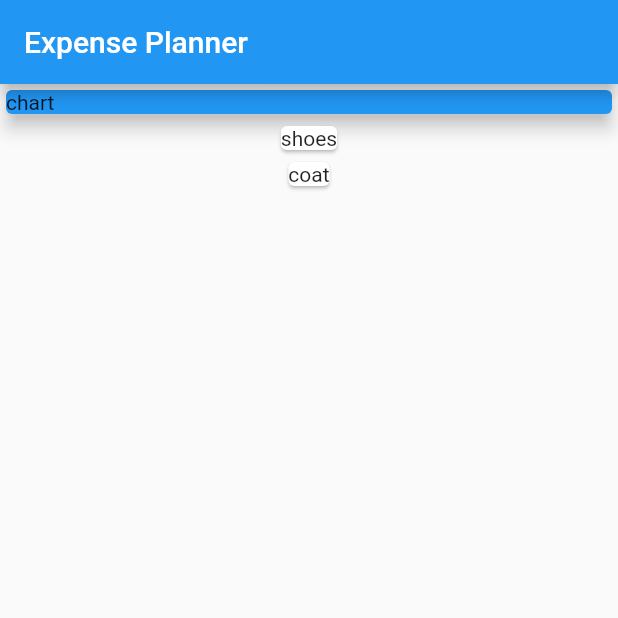
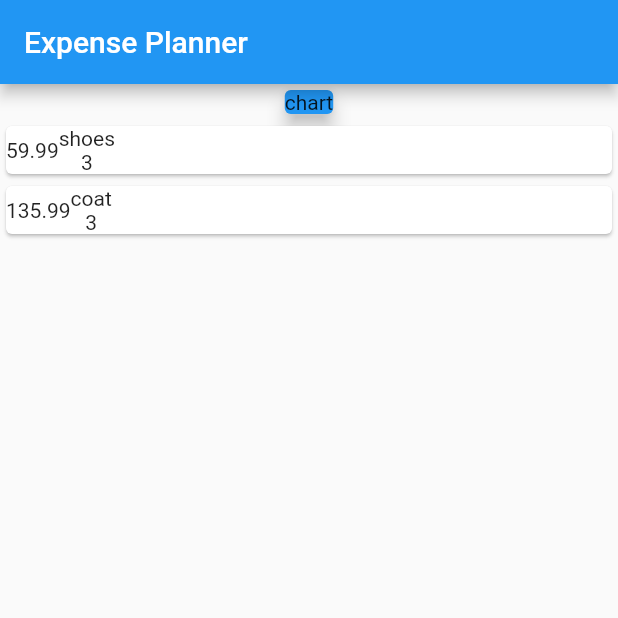
Before and after one commit to AdamTasma/flutter_expense_planner, a Flutter app: the screen it shows after launch, on a phone screen of 412 x 824 dp, the top half of it. Run offline on Flutter 3.47's test engine with Material 2 defaults, Android fonts, the phone set to English and light mode, and no system bars.

Commit message:
trying to get framing right

```diff
--- a/lib/main.dart
+++ b/lib/main.dart
@@ -40,7 +40,7 @@ class MyHomePage extends StatelessWidget {
         crossAxisAlignment: CrossAxisAlignment.center,
         children: <Widget>[
           Container(
-            width: double.infinity,
+//            width: double.infinity,
             child: Card(
               color: Colors.blue,
               child: Text('chart'),
@@ -50,7 +50,17 @@ class MyHomePage extends StatelessWidget {
           Column(
             children: transactions.map((tx) {
               return Card(
-                child: Text(tx.title),
+                child: Row(
+                  children: <Widget>[
+                    Container(
+                      child: Text(tx.amount.toString()),
+                    ),
+                    Column(children: <Widget>[
+                      Text(tx.title),
+                      Text(tx.date.day.toString()),
+                    ])
+                  ],
+                ),
               );
             }).toList(),
           ),
```
